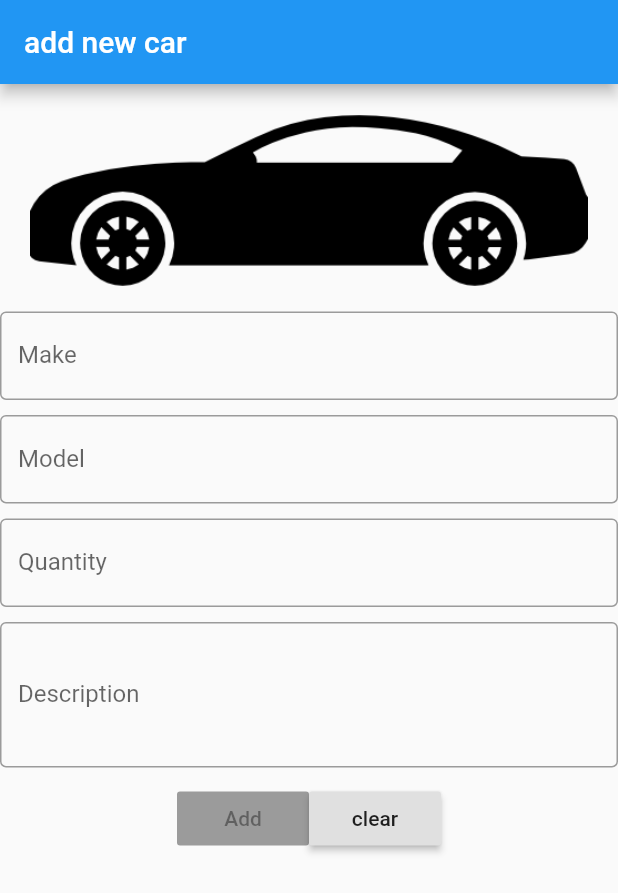
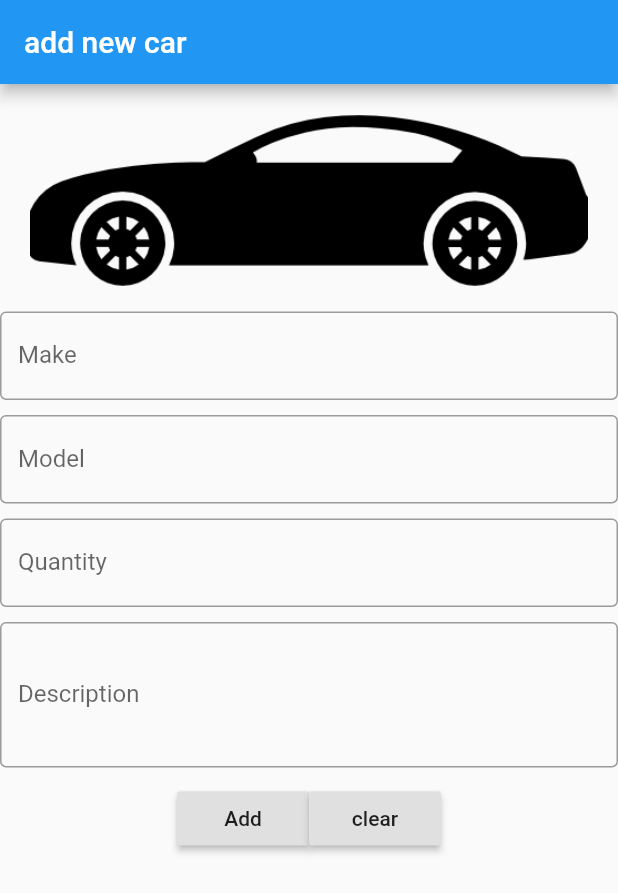
Before and after one commit to Giratin/esprit-mibile-flutter, a Flutter app: the screen it shows after launch, on a phone screen of 412 x 824 dp. Shown: the top 893 px of the screen. Run offline on Flutter 3.47's test engine with Material 2 defaults, Android fonts, the phone set to English and light mode, and no system bars.

Commit message:
workshop 4eme seance Les Forms

```diff
--- /dev/null
+++ b/lib/add_car_form.dart
@@ -0,0 +1,141 @@
+import 'package:flutter/cupertino.dart';
+import 'package:flutter/material.dart';
+
+class AddCar2 extends StatefulWidget {
+  @override
+  _AddCarState createState() => _AddCarState();
+}
+
+class _AddCarState extends State<AddCar2> {
+  String model;
+  String marque;
+  String description;
+  int quantite;
+
+  @override
+  void initState() {
+    // TODO: implement initState
+    super.initState();
+  }
+
+  GlobalKey<FormState> myFormKey = new GlobalKey();
+
+  @override
+  Widget build(BuildContext context) {
+    return Scaffold(
+      appBar: AppBar(
+        title: Text("add new car"),
+      ),
+      body: SingleChildScrollView(
+        child: Form(
+          key: myFormKey,
+          child: Column(
+            children: [
+              Container(
+                  margin: EdgeInsets.fromLTRB(20, 0, 20, 0),
+                  child: Image.asset("Images/carshadow.png")),
+              TextFormField(
+                decoration: InputDecoration(
+                    border: OutlineInputBorder(), labelText: "Make"),
+                onSaved: (String value) {
+                  marque = value;
+                },
+                validator: (value) {
+                  if (value.isEmpty) {
+                    return "Required";
+                  }
+                  return null;
+                },
+              ),
+              SizedBox(
+                height: 10,
+              ),
+              TextFormField(
+                decoration: InputDecoration(
+                    labelText: "Model", border: OutlineInputBorder()),
+                onSaved: (String value) {
+                  model = value;
+                },
+                validator: (value) {
+                  if (value.isEmpty) {
+                    return "Required";
+                  }
+                  return null;
+                },
+              ),
+              SizedBox(
+                height: 10,
+              ),
+              TextFormField(
+                keyboardType: TextInputType.number,
+                decoration: InputDecoration(
+                    labelText: "Quantity", border: OutlineInputBorder()),
+                onSaved: (String value) {
+                  quantite = int.parse(value);
+                },
+                validator: (value) {
+                  if (value.isEmpty) {
+                    return "Required";
+                  }
+                  if (int.tryParse(value) == null) {
+                    return "Must be a number";
+                  }
+                  return null;
+                },
+              ),
+              SizedBox(
+                height: 10,
+              ),
+              TextFormField(
+                maxLines: 3,
+                decoration: InputDecoration(
+                    labelText: "Description", border: OutlineInputBorder()),
+                onSaved: (String value) {
+                  description = value;
+                },
+                validator: (value) {
+                  if (value.isEmpty) {
+                    return "Required";
+                  }
+                  return null;
+                },
+              ),
+              SizedBox(
+                height: 10,
+              ),
+              Row(
+                mainAxisAlignment: MainAxisAlignment.center,
+                children: [
+                  RaisedButton(
+                    child: Text("Add"),
+                    onPressed: () {
+                      if (myFormKey.currentState.validate()) {
+                        myFormKey.currentState.save();
+                        showDialog(
+                          context: context,
+                          builder: (context) {
+                            return AlertDialog(
+                              title: Text("Car Info"),
+                              content: Text(
+                                  " Marque $marque \nModel $model  \nQuantité $quantite  \nDescription $description "),
+                            );
+                          },
+                        );
+                      }
+                    },
+                  ),
+                  RaisedButton(
+                    child: Text("clear"),
+                    onPressed: () {
+                      myFormKey.currentState.reset();
+                    },
+                  ),
+                ],
+              )
+            ],
+          ),
+        ),
+      ),
+    );
+  }
+}
--- a/lib/main.dart
+++ b/lib/main.dart
@@ -1,5 +1,6 @@
 import 'package:flutter/material.dart';
 import 'package:workshop_flutter/add_car.dart';
+import 'package:workshop_flutter/add_car_form.dart';
 
 import 'book_car.dart';
 import 'car_view.dart';
@@ -15,7 +16,7 @@ class MyApp extends StatelessWidget {
         title: "Cars Agency",
         /*home: BookCar("BMW", "Serie 3", "Images/bmw.jpg",
             "This is a desciption or a BMW serie 3", 20)*/
-        home: AddCar()
+        home: AddCar2()
         /*home: Scaffold(
             appBar: AppBar(
               title: Text("Hello World"),
```
Also changed, not shown: lib/add_car.dart (+61 -1 lines).
